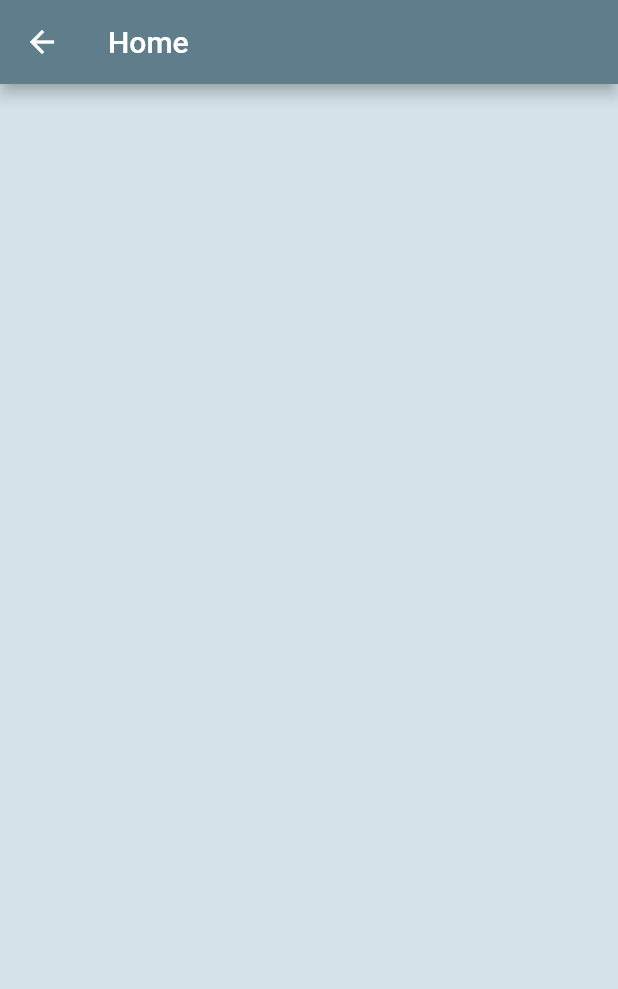
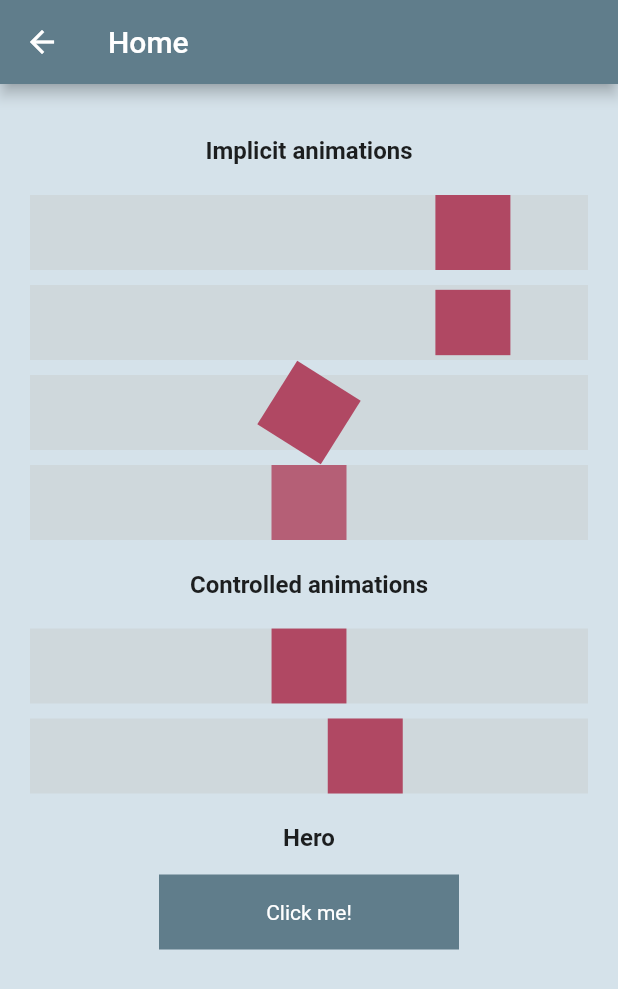
Before and after one commit to felipekjr/flutter_animations, a Flutter app: the HomeScreen screen opened by its route, on a phone screen of 412 x 824 dp. Shown: the top 989 px of the screen. Run offline on Flutter 3.47's test engine with Material 2 defaults, Android fonts, the phone set to English and light mode, and no system bars; our stand-ins replace rive; missing offline and left inert: dart:ffi; statements that could not run were skipped.

Commit message:
feat: finish animations 🎉

```diff
--- a/lib/features/home_screen.dart
+++ b/lib/features/home_screen.dart
@@ -1,7 +1,51 @@
+import 'dart:async';
+
 import 'package:flutter/material.dart';
 
-class HomeScreen extends StatelessWidget {
+class HomeScreen extends StatefulWidget {
   const HomeScreen({ Key? key }) : super(key: key);
+
+  @override
+  State<HomeScreen> createState() => HomeScreenState();
+}
+
+class HomeScreenState extends State<HomeScreen> with TickerProviderStateMixin {
+  bool animationIn = false;
+
+  late final AnimationController controller = AnimationController(
+    duration: const Duration(seconds: 2),
+    vsync: this,
+  )..repeat(reverse: true);
+
+  late final Animation<double> doubleAnimation = CurvedAnimation(
+    parent: controller,
+    curve: Curves.fastOutSlowIn,
+  );
+
+  late final Animation<Offset> offsetAnimation = Tween<Offset>(
+    begin: Offset.zero,
+    end: const Offset(1.5, 0.0),
+  ).animate(CurvedAnimation(
+    parent: controller,
+    curve: Curves.elasticIn,
+  ));
+
+  @override
+  void initState() {
+    Timer.periodic(const Duration(seconds: 1), (timer) {
+      setState(() {
+        animationIn = !animationIn;
+      });
+    });
+    super.initState();
+  }
+
+
+  @override
+  void dispose() {
+    controller.dispose();
+    super.dispose();
+  }
 
   @override
   Widget build(BuildContext context) {
@@ -17,9 +61,117 @@ class HomeScreen extends StatelessWidget {
       body: SingleChildScrollView(child: Padding(
         padding: const EdgeInsets.all(20.0),
         child: Column(
-
+          children: [
+            title('Implicit animations'),
+            animatedAlign(),
+            animatedContainer(),
+            animatedRotation(),
+            animatedOpacity(),
+            title('Controlled animations'),
+            scaleTransition(),
+            slideTransition(),
+            title('Hero'),
+            heroButton()
+          ]
         ),
       )),
     );
   }
+
+  Widget title(String title) => Padding(
+    padding: const EdgeInsets.symmetric(vertical: 15.0),
+    child: Text(title, style: const TextStyle(
+      fontSize: 16,
+      fontWeight: FontWeight.bold
+    )),
+  );
+
+  Widget box() => Container(
+    width: 50,
+    height: 50,
+    color: const Color(0xFFb04863),
+  );
+
+  Widget container({required Widget child}) => Container(
+    color: Colors.blueGrey[100],
+    margin: const EdgeInsets.symmetric(vertical: 5.0),
+    height: 50,
+    width: MediaQuery.of(context).size.width,
+    child: Stack(
+      alignment: Alignment.center,
+      children: [
+        child,
+      ],
+    )
+  );
+
+  Widget animatedAlign() => container(child: AnimatedAlign(
+    alignment: animationIn ? Alignment.centerRight : Alignment.centerLeft,
+    duration: const Duration(seconds: 1),
+    curve: Curves.easeIn,
+    child: box(),
+  ));
+
+  Widget animatedContainer() => container(child: AnimatedContainer(
+    alignment: animationIn ? Alignment.centerRight : Alignment.centerLeft,
+    height: animationIn ? 50 : 10,
+    duration: const Duration(seconds: 1),
+    curve: Curves.easeIn,
+    child: box(),
+  ));
+
+  Widget animatedRotation() => container(child: AnimatedRotation(
+    duration: const Duration(seconds: 1),
+    curve: Curves.easeIn,
+    turns: animationIn ? 1 : 0,
+    child: box(),
+  ));
+
+  Widget animatedOpacity() => container(child: AnimatedOpacity(
+    duration: const Duration(seconds: 1),
+    curve: Curves.easeIn,
+    opacity: animationIn ? 1 : 0,
+    child: box(),
+  ));
+
+  Widget scaleTransition() => container(child: ScaleTransition(
+    scale: doubleAnimation,
+    child: box(),
+  ));
+
+  Widget slideTransition() => container(child: SlideTransition(
+    position: offsetAnimation,
+    child: box(),
+  ));
+
+  Widget heroButton() => GestureDetector(
+    child: Hero(
+      flightShuttleBuilder: _flightShuttleBuilder,
+      tag: 'hero-animation',
+      child: Container(
+        height: 50,
+        width: 200,
+        color: Colors.blueGrey,
+        child: const Center(
+          child: Text('Click me!', style: TextStyle(color: Colors.white))
+        ),
+      ),
+    ),
+    onTap: () {
+      Navigator.of(context).pushNamed('/detail');
+    }
+  );
 }
+
+Widget _flightShuttleBuilder(
+  BuildContext flightContext,
+  Animation<double> animation,
+  HeroFlightDirection flightDirection,
+  BuildContext fromHeroContext,
+  BuildContext toHeroContext,
+) {
+  return DefaultTextStyle(
+    style: DefaultTextStyle.of(toHeroContext).style,
+    child: toHeroContext.widget,
+  );
+}
```
Also changed, not shown: lib/features/detail_screen.dart (added, +104 -0 lines), lib/features/login_screen.dart (+7 -3 lines), lib/main.dart (+6 -3 lines), gifs/home_details.gif (added), gifs/login.gif (added), 1 other file.
